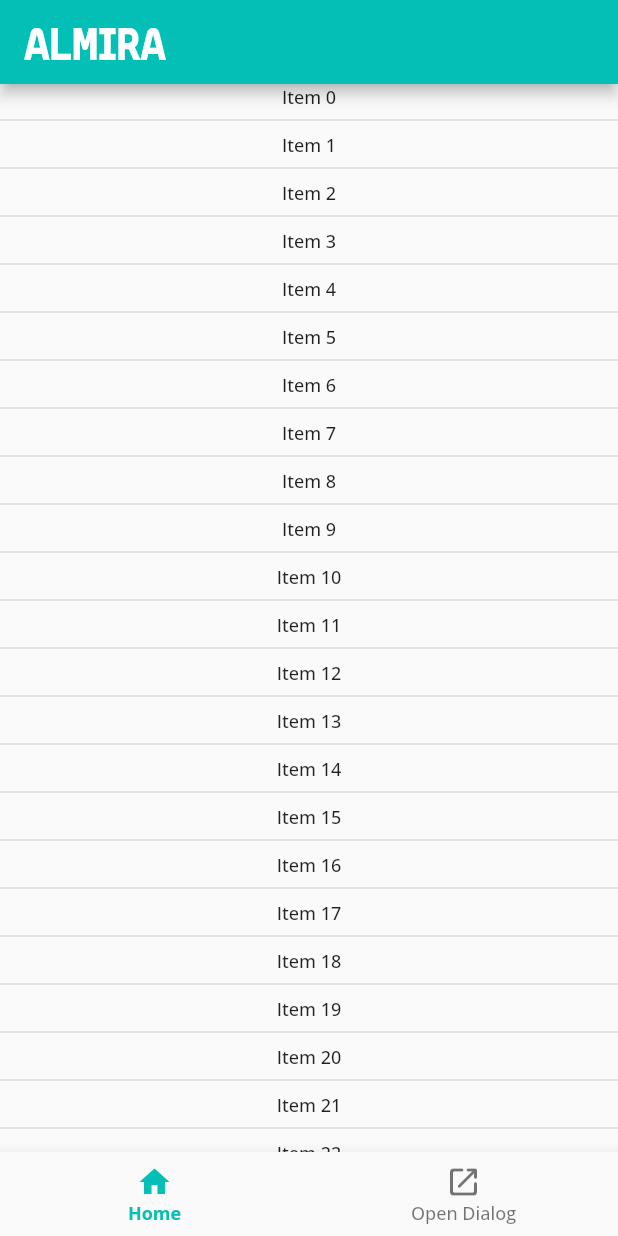
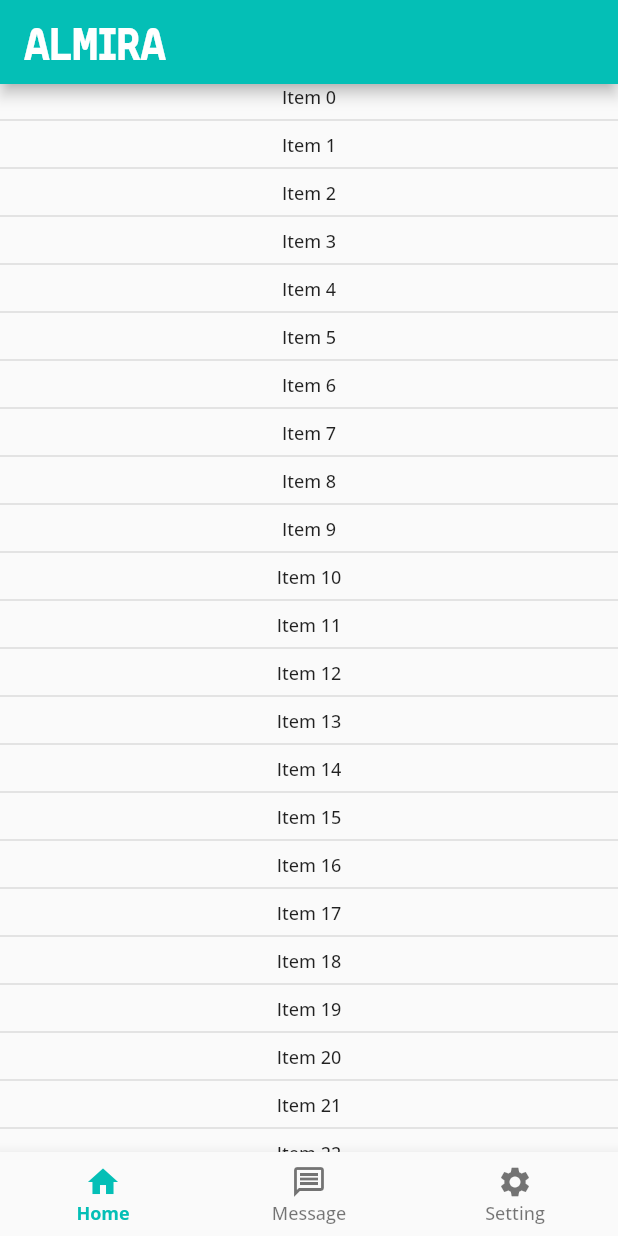
Before and after one commit to tuna159/almira-front-end, a Flutter app: the screen it shows after launch, on a phone screen of 412 x 824 dp. Run offline on Flutter 3.47's test engine with Material 2 defaults, Android fonts, the phone set to English and light mode, and no system bars.

Commit message:
fix/bug-bottom bar item

```diff
--- a/almira_front_end/lib/home/home-app.dart
+++ b/almira_front_end/lib/home/home-app.dart
@@ -45,8 +45,14 @@ class _HomeAppState extends State<HomeApp> {
             label: 'Home',
           ),
           BottomNavigationBarItem(
-            icon: Icon(Icons.open_in_new_rounded),
-            label: 'Open Dialog',
+            icon: Icon(
+              Icons.message_outlined,
+            ),
+            label: 'Message',
+          ),
+          BottomNavigationBarItem(
+            icon: Icon(Icons.settings),
+            label: 'Setting',
           ),
         ],
         selectedLabelStyle: utils.getProgressBoldStyle(),
```
